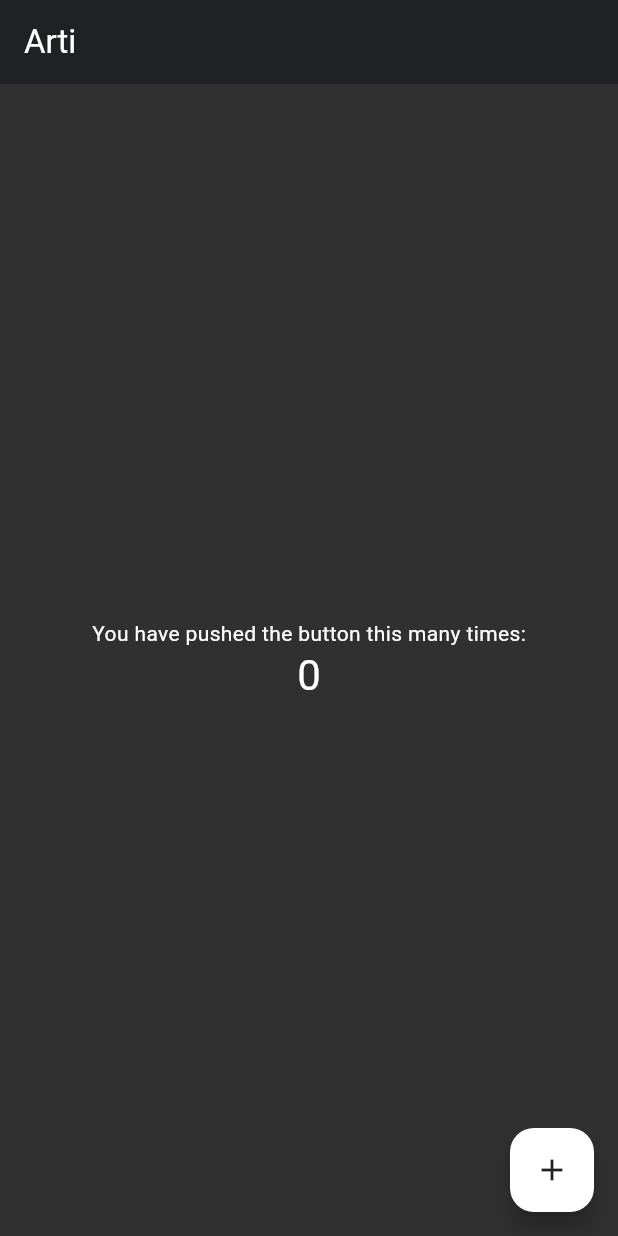
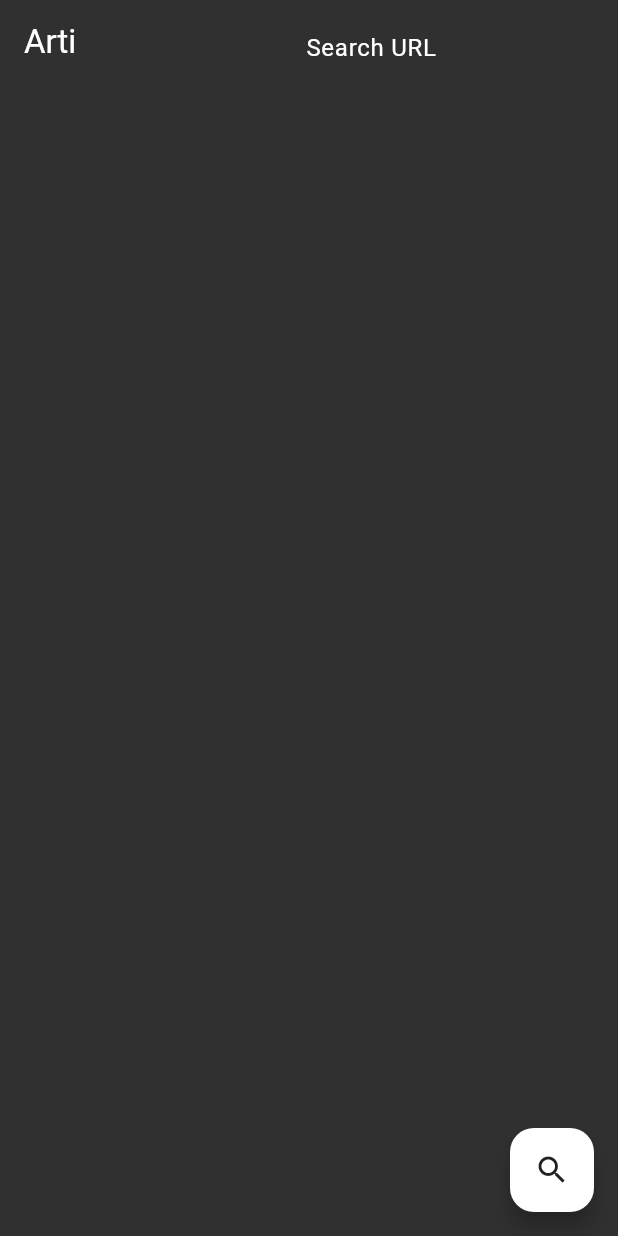
Before and after one commit to wasu-code/Arti, a Flutter app: the screen it shows after launch, on a phone screen of 412 x 824 dp. Run offline on Flutter 3.47's test engine with Material 3 defaults, Android fonts, the phone set to English and light mode, and no system bars; project files that could hold a hidden picture were left out.

Commit message:
extract paragraph and images from webpage

```diff
--- a/lib/main.dart
+++ b/lib/main.dart
@@ -1,4 +1,6 @@
 import 'package:flutter/material.dart';
+import 'package:http/http.dart' as http;
+import 'package:html/parser.dart';
 
 void main() {
   runApp(const MyApp());
@@ -7,37 +9,21 @@ void main() {
 class MyApp extends StatelessWidget {
   const MyApp({super.key});
 
-  // This widget is the root of your application.
   @override
   Widget build(BuildContext context) {
     return MaterialApp(
       title: 'Arti',
       theme: ThemeData(
-        // This is the theme of your application.
-        //
-        // TRY THIS: Try running your application with "flutter run". You'll see
-        // the application has a purple toolbar. Then, without quitting the app,
-        // try changing the seedColor in the colorScheme below to Colors.green
-        // and then invoke "hot reload" (save your changes or press the "hot
-        // reload" button in a Flutter-supported IDE, or press "r" if you used
-        // the command line to start the app).
-        //
-        // Notice that the counter didn't reset back to zero; the application
-        // state is not lost during the reload. To reset the state, use hot
-        // restart instead.
-        //
-        // This works for code too, not just values: Most code changes can be
-        // tested with just a hot reload.
         colorScheme: ColorScheme(
-          brightness: Brightness.dark, // or Brightness.light
-          primary: Colors.white, // Your main color
-          onPrimary: Color(0xFF202125), // Color to contrast with primary
-          secondary: Color(0xFF3399FE), // Secondary color
-          onSecondary: Color(0xFF202125), // Color to contrast with secondary
-          error: Colors.red, // Error color
-          onError: Colors.white, // Color to contrast with error
-          surface: Color(0xFF303030), // Surface color (also backgound)
-          onSurface: Colors.white, // Color to contrast with surface
+          brightness: Brightness.dark,
+          primary: Colors.white,
+          onPrimary: Color(0xFF202125),
+          secondary: Color(0xFF3399FE),
+          onSecondary: Color(0xFF202125),
+          error: Colors.red,
+          onError: Colors.white,
+          surface: Color(0xFF303030),
+          onSurface: Colors.white,
         ),
         useMaterial3: true,
       ),
@@ -49,15 +35,6 @@ class MyApp extends StatelessWidget {
 class MyHomePage extends StatefulWidget {
   const MyHomePage({super.key, required this.title});
 
-  // This widget is the home page of your application. It is stateful, meaning
-  // that it has a State object (defined below) that contains fields that affect
-  // how it looks.
-
-  // This class is the configuration for the state. It holds the values (in this
-  // case the title) provided by the parent (in this case the App widget) and
-  // used by the build method of the State. Fields in a Widget subclass are
-  // always marked "final".
-
   final String title;
 
   @override
@@ -65,71 +42,129 @@ class MyHomePage extends StatefulWidget {
 }
 
 class _MyHomePageState extends State<MyHomePage> {
-  int _counter = 0;
+  final TextEditingController _controller = TextEditingController();
+  bool _isLoading = false;
 
-  void _incrementCounter() {
+  // List to store the content widgets (text and images)
+  List<Widget> _contentWidgets = [];
+
+  // Function to fetch the website content
+  Future<void> _fetchWebsite(String url) async {
     setState(() {
-      // This call to setState tells the Flutter framework that something has
-      // changed in this State, which causes it to rerun the build method below
-      // so that the display can reflect the updated values. If we changed
-      // _counter without calling setState(), then the build method would not be
-      // called again, and so nothing would appear to happen.
-      _counter++;
+      _isLoading = true;
+      _contentWidgets = []; // Clear previous content
     });
+
+    try {
+      final response = await http.get(Uri.parse(url));
+
+      if (response.statusCode == 200) {
+        // Parse the HTML content of the website
+        var document = parse(response.body);
+
+        // Extract all paragraphs and images
+        List<Widget> contentWidgets = [];
+
+        var paragraphs = document.getElementsByTagName('p');
+        for (var paragraph in paragraphs) {
+          contentWidgets.add(Padding(
+            padding: const EdgeInsets.all(8.0),
+            child: Text(
+              paragraph.text,
+              style: TextStyle(fontSize: 16),
+            ),
+          ));
+        }
+
+        var images = document.getElementsByTagName('img');
+        for (var img in images) {
+          var src = img.attributes['src'];
+          if (src != null) {
+            // Resolve relative URLs to absolute URLs
+            var imageUrl = Uri.parse(url).resolve(src).toString();
+
+            contentWidgets.add(Padding(
+              padding: const EdgeInsets.all(8.0),
+              child: Image.network(
+                imageUrl,
+                loadingBuilder: (BuildContext context, Widget child,
+                    ImageChunkEvent? loadingProgress) {
+                  if (loadingProgress == null) return child;
+                  return Center(
+                    child: CircularProgressIndicator(
+                      value: loadingProgress.expectedTotalBytes != null
+                          ? loadingProgress.cumulativeBytesLoaded /
+                              (loadingProgress.expectedTotalBytes ?? 1)
+                          : null,
+                    ),
+                  );
+                },
+              ),
+            ));
+          }
+        }
+
+        setState(() {
+          _contentWidgets = contentWidgets;
+        });
+      } else {
+        setState(() {
+          _contentWidgets = [
+            Text("Failed to load website. ${response.statusCode}")
+          ];
+        });
+      }
+    } catch (e) {
+      setState(() {
+        _contentWidgets = [Text("Error fetching website.")];
+      });
+    } finally {
+      setState(() {
+        _isLoading = false;
+      });
+    }
   }
 
   @override
   Widget build(BuildContext context) {
-    // This method is rerun every time setState is called, for instance as done
-    // by the _incrementCounter method above.
-    //
-    // The Flutter framework has been optimized to make rerunning build methods
-    // fast, so that you can just rebuild anything that needs updating rather
-    // than having to individually change instances of widgets.
     return Scaffold(
       appBar: AppBar(
-        // TRY THIS: Try changing the color here to a specific color (to
-        // Colors.amber, perhaps?) and trigger a hot reload to see the AppBar
-        // change color while the other colors stay the same.
-        backgroundColor: Theme.of(context).colorScheme.inversePrimary,
-        // Here we take the value from the MyHomePage object that was created by
-        // the App.build method, and use it to set our appbar title.
         title: Text(widget.title),
+        actions: <Widget>[
+          Padding(
+            padding: const EdgeInsets.all(8.0),
+            child: SizedBox(
+              width: 200,
+              child: TextField(
+                controller: _controller,
+                decoration: const InputDecoration(
+                  hintText: 'Search URL',
+                  border: InputBorder.none,
+                ),
+                onSubmitted: (value) {
+                  _fetchWebsite(value);
+                },
+              ),
+            ),
+          ),
+        ],
       ),
       body: Center(
-        // Center is a layout widget. It takes a single child and positions it
-        // in the middle of the parent.
-        child: Column(
-          // Column is also a layout widget. It takes a list of children and
-          // arranges them vertically. By default, it sizes itself to fit its
-          // children horizontally, and tries to be as tall as its parent.
-          //
-          // Column has various properties to control how it sizes itself and
-          // how it positions its children. Here we use mainAxisAlignment to
-          // center the children vertically; the main axis here is the vertical
-          // axis because Columns are vertical (the cross axis would be
-          // horizontal).
-          //
-          // TRY THIS: Invoke "debug painting" (choose the "Toggle Debug Paint"
-          // action in the IDE, or press "p" in the console), to see the
-          // wireframe for each widget.
-          mainAxisAlignment: MainAxisAlignment.center,
-          children: <Widget>[
-            const Text(
-              'You have pushed the button this many times:',
-            ),
-            Text(
-              '$_counter',
-              style: Theme.of(context).textTheme.headlineMedium,
-            ),
-          ],
-        ),
+        child: _isLoading
+            ? const CircularProgressIndicator()
+            : SingleChildScrollView(
+                child: Column(
+                  children: _contentWidgets,
+                ),
+              ),
       ),
       floatingActionButton: FloatingActionButton(
-        onPressed: _incrementCounter,
-        tooltip: 'Increment',
-        child: const Icon(Icons.add),
-      ), // This trailing comma makes auto-formatting nicer for build methods.
+        onPressed: () {
+          _fetchWebsite(_controller.text);
+        },
+        tooltip: 'Fetch Website',
+        child: const Icon(Icons.search),
+      ),
     );
   }
 }
```
Also changed, not shown: pubspec.yaml (+4 -4 lines), pubspec.lock.
